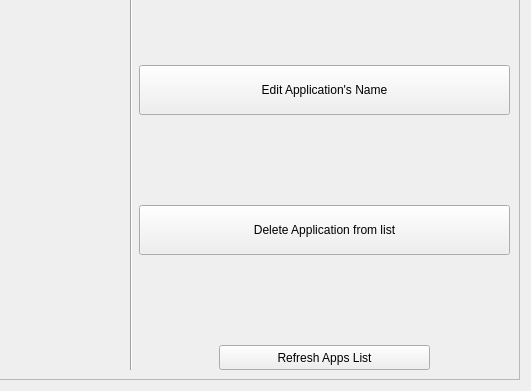
First picture: the form in editmodalwindow.ui, repository RickSanchezzz666/WindowsAppTimeUsage, before the edit; both pictures show x 269 to 800 and y 209 to 600 of the 800 by 600 pixel window.
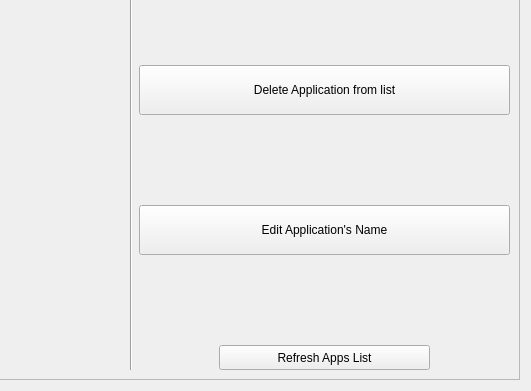
Second picture: the form after the edit.

```diff
--- a/editmodalwindow.ui
+++ b/editmodalwindow.ui
@@ -176,7 +176,7 @@
             </spacer>
            </item>
            <item>
-            <widget class="QPushButton" name="editAppButton">
+            <widget class="QPushButton" name="deleteAppButton">
              <property name="minimumSize">
               <size>
                <width>0</width>
@@ -184,7 +184,7 @@
               </size>
              </property>
              <property name="text">
-              <string>Edit Application's Name</string>
+              <string>Delete Application from list</string>
              </property>
             </widget>
            </item>
@@ -202,7 +202,7 @@
             </spacer>
            </item>
            <item>
-            <widget class="QPushButton" name="deleteAppButton">
+            <widget class="QPushButton" name="editAppButton">
              <property name="minimumSize">
               <size>
                <width>0</width>
@@ -216,7 +216,7 @@
               </size>
              </property>
              <property name="text">
-              <string>Delete Application from list</string>
+              <string>Edit Application's Name</string>
              </property>
             </widget>
            </item>
```
Left out of the diff: 12 changed lines with no effect on the pictures.
